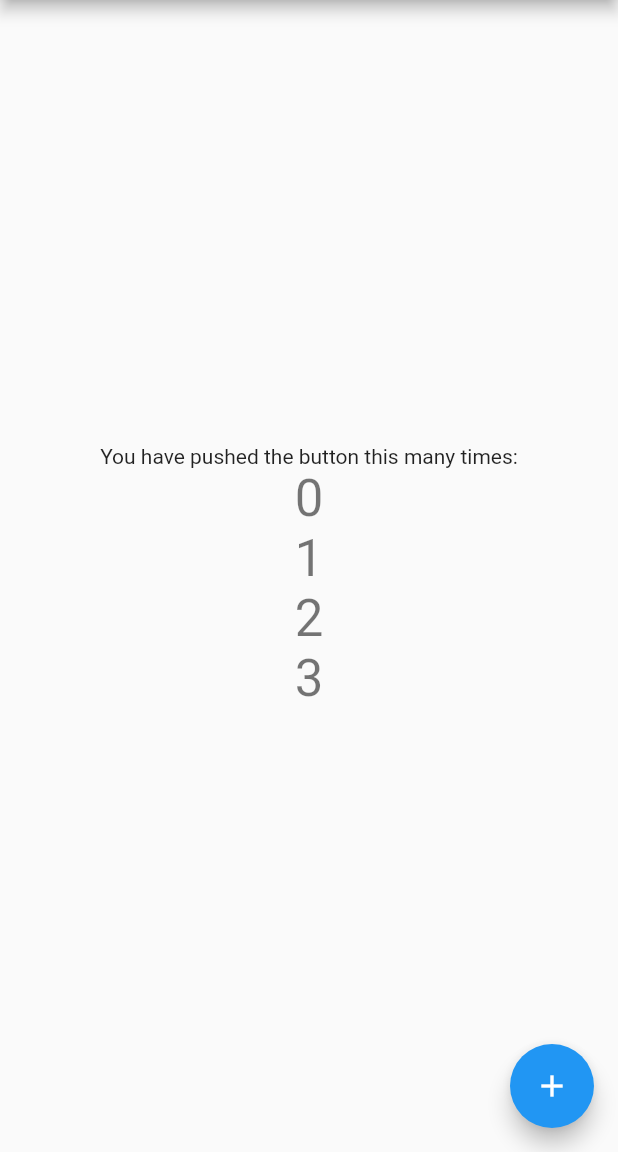
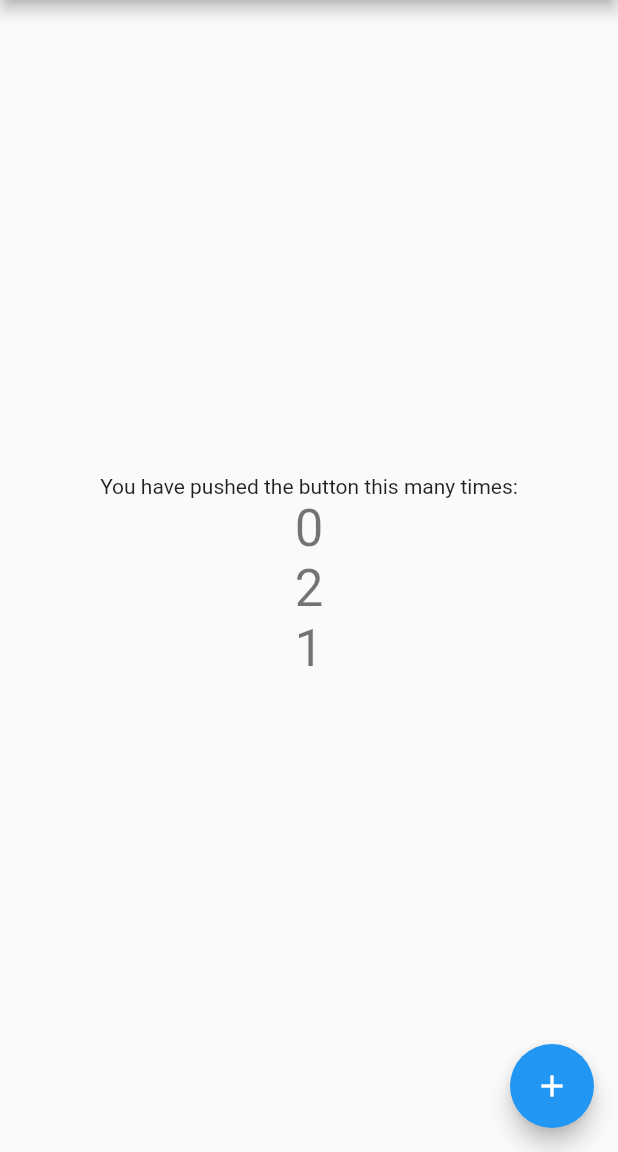
Before and after one commit to ItdaTeam/git_test, a Flutter app: the screen it shows after launch, on a phone screen of 412 x 824 dp, the part 84-1236 px from its top. Run offline on Flutter 3.47's test engine with Material 2 defaults, Android fonts, the phone set to English and light mode, and no system bars.

Commit message:
어쩌구

```diff
--- a/lib/main.dart
+++ b/lib/main.dart
@@ -105,15 +105,11 @@ class _MyHomePageState extends State<MyHomePage> {
 
 
             Text(
-              '1',
-              style: Theme.of(context).textTheme.headline4,
-            ),
-            Text(
               '2',
               style: Theme.of(context).textTheme.headline4,
             ),
             Text(
-              '3',
+              '1',
               style: Theme.of(context).textTheme.headline4,
             ),
           ],
```
